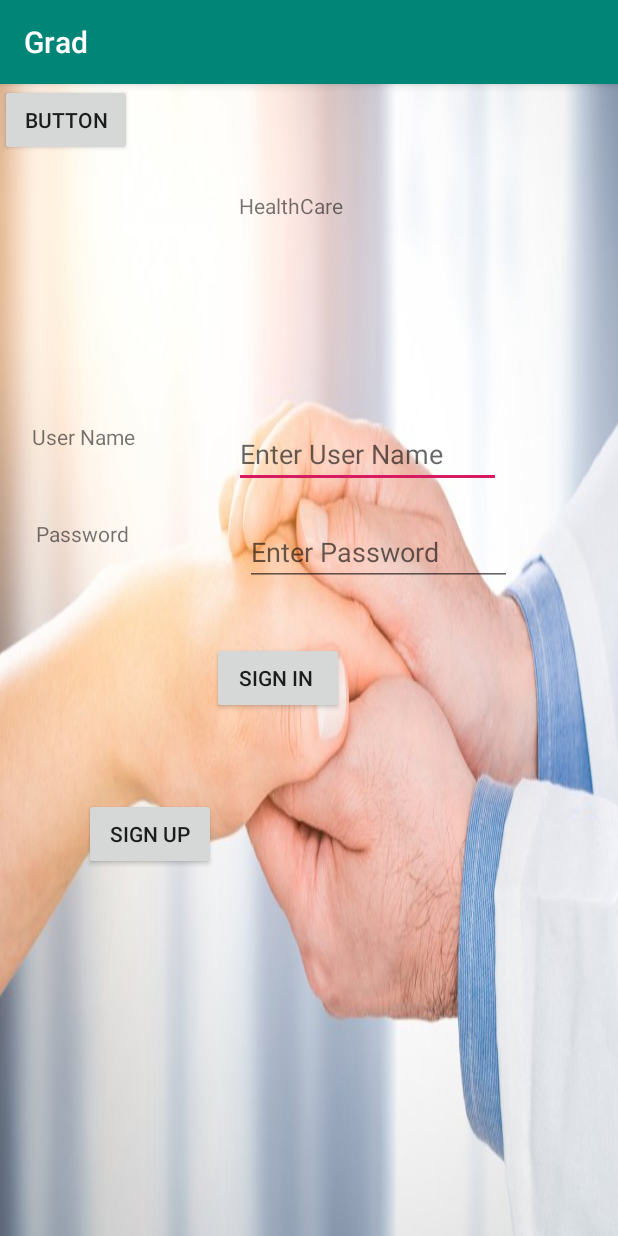
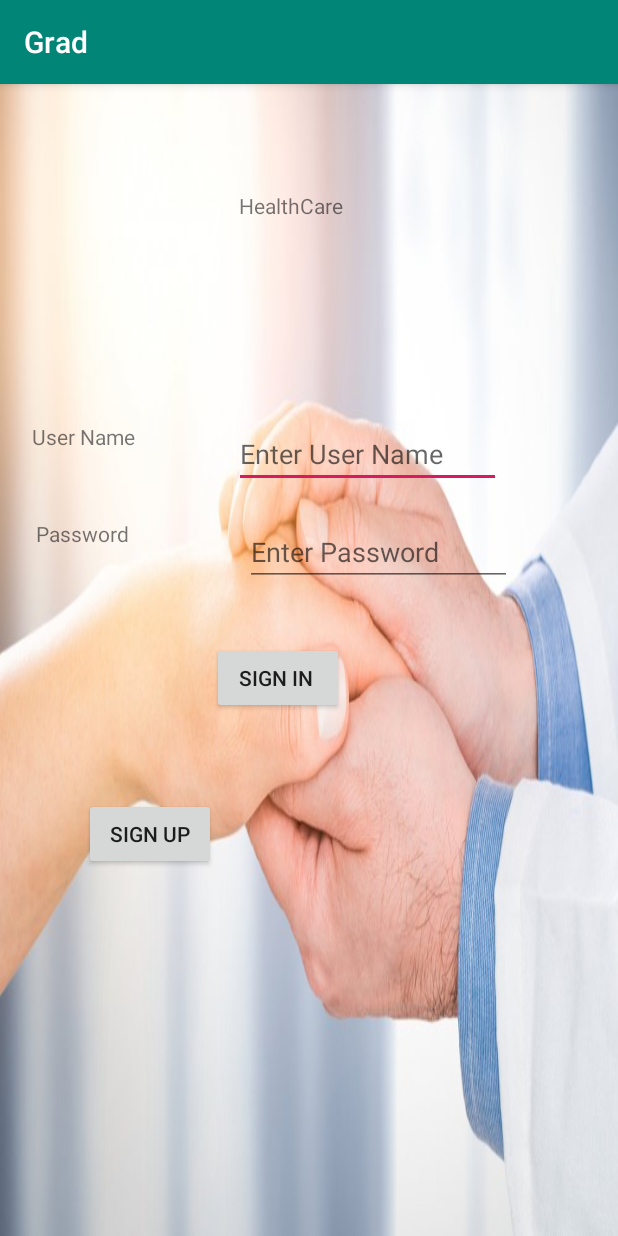
Before and after one commit to ShahdHajaj/GraduationProject, an Android app: the screen it shows after launch (MainActivity), on a phone screen of 412 x 824 dp. Run offline under Robolectric (Android 15) with nearby library versions, the light colour scheme and no system bars.

Commit message:
delete extra button

```diff
--- a/app/src/main/res/layout/activity_main.xml
+++ b/app/src/main/res/layout/activity_main.xml
@@ -108,10 +108,4 @@
         android:layout_marginRight="267dp"
         android:text="sign up" />
 
-    <Button
-        android:id="@+id/button"
-        android:layout_width="wrap_content"
-        android:layout_height="wrap_content"
-        android:text="Button" />
-
 </RelativeLayout>
```
